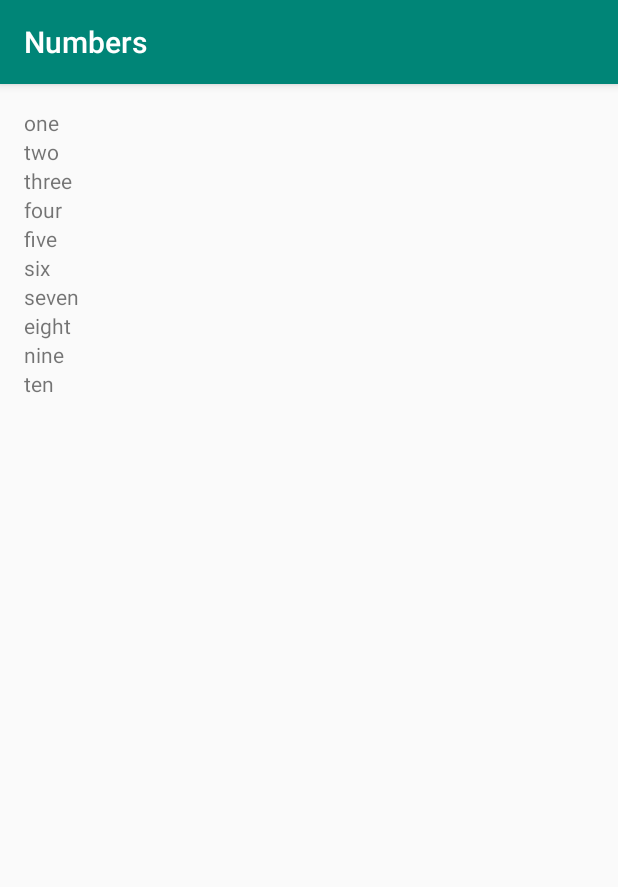
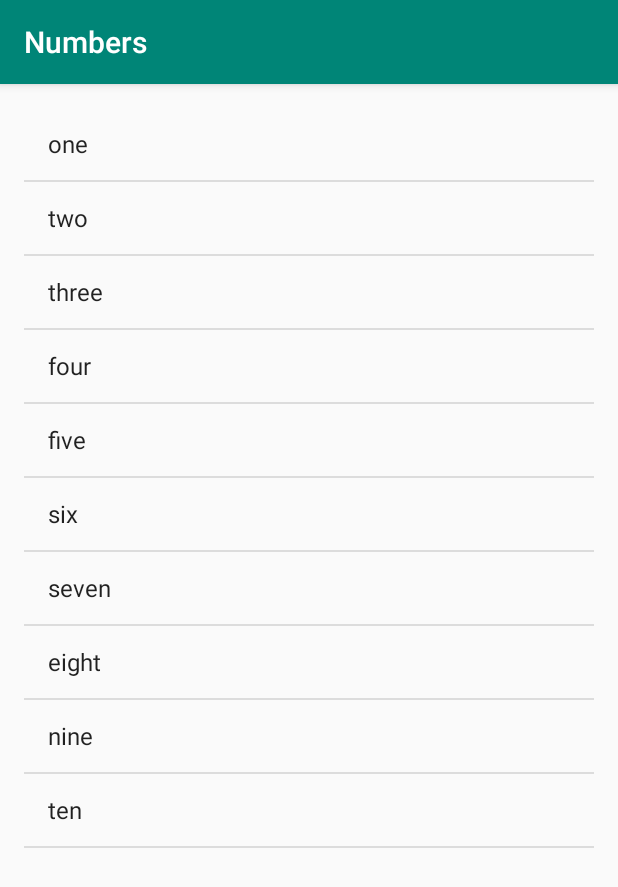
Before and after one commit to swapnil20711/Android-apps, an Android app: the NumbersActivity screen opened directly, with no data from a screen before it, on a phone screen of 412 x 824 dp. Shown: the top 887 px of the screen. Run offline under Robolectric (Android 15) with nearby library versions, the phone set to English and light mode, and no system bars.

Commit message:
ListView and array adapter added

```diff
--- a/Miwok/app/src/main/java/com/swapnil/miwok/NumbersActivity.java
+++ b/Miwok/app/src/main/java/com/swapnil/miwok/NumbersActivity.java
@@ -2,9 +2,12 @@ package com.swapnil.miwok;
 
 import androidx.appcompat.app.AppCompatActivity;
 
+import android.app.ListActivity;
 import android.os.Bundle;
 import android.util.Log;
+import android.widget.ArrayAdapter;
 import android.widget.LinearLayout;
+import android.widget.ListView;
 import android.widget.TextView;
 
 import java.lang.reflect.Array;
@@ -19,11 +22,13 @@ public class NumbersActivity extends AppCompatActivity {
     protected void onCreate(Bundle savedInstanceState) {
         super.onCreate(savedInstanceState);
         setContentView(R.layout.activity_numbers);
-        LinearLayout RootView = (LinearLayout) findViewById(R.id.rootView);
-        for (int i = 0; i < words.size(); i++) {
-            TextView display = new TextView(this);
-            display.setText(words.get(i));
-            RootView.addView(display);
-        }
+        ArrayAdapter<String> displayWords = new ArrayAdapter<>(this, android.R.layout.simple_list_item_1, words);
+        ListView list = (ListView) findViewById(R.id.list_item);
+        list.setAdapter(displayWords);
+
+//        for (int i = 0; i < words.size(); i++) {
+//            TextView display = new TextView(this);
+//            display.setText(words.get(i));
+//        }
     }
 }
--- a/Miwok/app/src/main/res/layout/activity_numbers.xml
+++ b/Miwok/app/src/main/res/layout/activity_numbers.xml
@@ -6,11 +6,12 @@
     android:layout_height="match_parent"
     tools:context=".FamilyActivity">
 
-    <LinearLayout
-        android:id="@+id/rootView"
+    <ListView
+        android:id="@+id/list_item"
         android:layout_width="match_parent"
         android:layout_height="match_parent"
         android:orientation="vertical"
-        android:padding="16dp"></LinearLayout>
+        android:padding="16dp"/>
+
 
 </androidx.constraintlayout.widget.ConstraintLayout>
```
